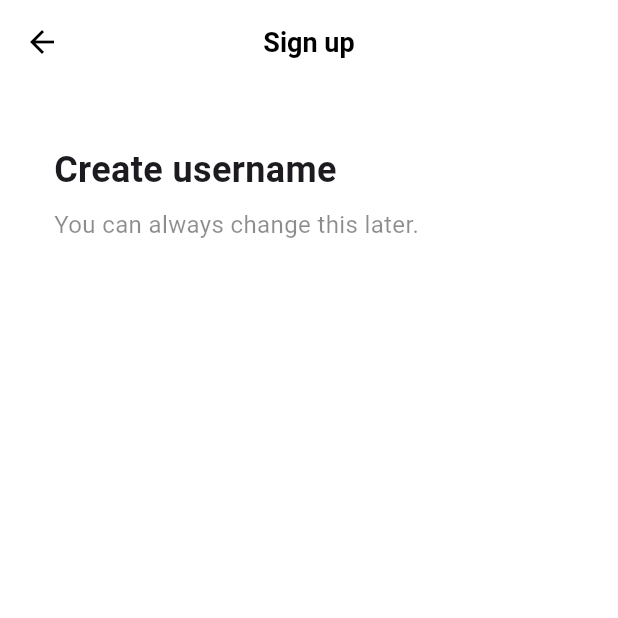
After one commit to helious23/tiktok_clone_again, a Flutter app: the screen it shows after launch, after a tap on "Use email & password", on a phone screen of 412 x 824 dp, the top half of it. The commit adds this screen. Run offline on Flutter 3.47's test engine with Material 3 defaults, Android fonts, the phone set to English and light mode, and no system bars; our stand-ins replace font_awesome_flutter.

Commit message:
#4.3 Sign Up Form

```diff
--- /dev/null
+++ b/lib/features/authentication/email_screen.dart
@@ -0,0 +1,39 @@
+import 'package:flutter/material.dart';
+import 'package:tiktok_clone/constants/gaps.dart';
+import 'package:tiktok_clone/constants/sizes.dart';
+
+class EmailScreen extends StatelessWidget {
+  const EmailScreen({super.key});
+
+  @override
+  Widget build(BuildContext context) {
+    return Scaffold(
+      appBar: AppBar(title: Text('Sign up')),
+      body: Padding(
+        padding: const EdgeInsets.symmetric(horizontal: Sizes.size36),
+        child: Column(
+          crossAxisAlignment: CrossAxisAlignment.start,
+          children: [
+            Gaps.v40,
+            Text(
+              "Create username",
+              style: TextStyle(
+                fontSize: Sizes.size24,
+                fontWeight: FontWeight.w700,
+              ),
+            ),
+            Gaps.v8,
+            Text(
+              "You can always change this later.",
+              style: TextStyle(
+                fontSize: Sizes.size16,
+                color: Colors.black45,
+              ),
+            ),
+            Gaps.v40,
+          ],
+        ),
+      ),
+    );
+  }
+}
--- a/lib/features/authentication/login_screen.dart
+++ b/lib/features/authentication/login_screen.dart
@@ -2,12 +2,13 @@ import 'package:flutter/material.dart';
 import 'package:font_awesome_flutter/font_awesome_flutter.dart';
 import 'package:tiktok_clone/constants/gaps.dart';
 import 'package:tiktok_clone/constants/sizes.dart';
+import 'package:tiktok_clone/features/authentication/email_screen.dart';
 import 'package:tiktok_clone/features/authentication/widgets/auth_button.dart';
 
 class LoginScreen extends StatelessWidget {
   const LoginScreen({super.key});
 
-  void onSignUpTap(BuildContext context) {
+  void _onSignUpTap(BuildContext context) {
     Navigator.of(context).pop();
   }
 
@@ -40,28 +41,32 @@ class LoginScreen extends StatelessWidget {
               AuthButton(
                 text: 'Use email & password',
                 icon: FaIcon(FontAwesomeIcons.user),
+                page: EmailScreen(),
               ),
               Gaps.v16,
               AuthButton(
                 text: 'Continue with Facebook',
                 icon: FaIcon(FontAwesomeIcons.facebook),
+                page: EmailScreen(),
               ),
               Gaps.v16,
               AuthButton(
                 text: 'Continue with Apple',
                 icon: FaIcon(FontAwesomeIcons.apple),
+                page: EmailScreen(),
               ),
               Gaps.v16,
               AuthButton(
                 text: 'Continue with Google',
                 icon: FaIcon(FontAwesomeIcons.google),
+                page: EmailScreen(),
               ),
             ],
           ),
         ),
       ),
       bottomNavigationBar: BottomAppBar(
-        color: Colors.grey.shade100,
+        color: Colors.grey.shade50,
         shadowColor: Colors.black,
         surfaceTintColor: Colors.grey.shade100,
         child: Row(
@@ -70,7 +75,7 @@ class LoginScreen extends StatelessWidget {
             Text("Don't have an account?"),
             Gaps.h5,
             GestureDetector(
-              onTap: () => onSignUpTap(context),
+              onTap: () => _onSignUpTap(context),
               child: Text(
                 "Sign up",
                 style: TextStyle(
--- a/lib/features/authentication/sign_up_screen.dart
+++ b/lib/features/authentication/sign_up_screen.dart
@@ -3,12 +3,13 @@ import 'package:font_awesome_flutter/font_awesome_flutter.dart';
 import 'package:tiktok_clone/constants/gaps.dart';
 import 'package:tiktok_clone/constants/sizes.dart';
 import 'package:tiktok_clone/features/authentication/login_screen.dart';
+import 'package:tiktok_clone/features/authentication/email_screen.dart';
 import 'package:tiktok_clone/features/authentication/widgets/auth_button.dart';
 
 class SignUpScreen extends StatelessWidget {
   const SignUpScreen({super.key});
 
-  void onLoginTap(BuildContext context) {
+  void _onLoginTap(BuildContext context) {
     Navigator.of(context).push(
       MaterialPageRoute(builder: (context) => const LoginScreen()),
     );
@@ -43,21 +44,25 @@ class SignUpScreen extends StatelessWidget {
               AuthButton(
                 text: 'Use email & password',
                 icon: FaIcon(FontAwesomeIcons.user),
+                page: EmailScreen(),
               ),
               Gaps.v16,
               AuthButton(
                 text: 'Continue with Facebook',
                 icon: FaIcon(FontAwesomeIcons.facebook),
+                page: EmailScreen(),
               ),
               Gaps.v16,
               AuthButton(
                 text: 'Continue with Apple',
                 icon: FaIcon(FontAwesomeIcons.apple),
+                page: EmailScreen(),
               ),
               Gaps.v16,
               AuthButton(
                 text: 'Continue with Google',
                 icon: FaIcon(FontAwesomeIcons.google),
+                page: EmailScreen(),
               ),
             ],
           ),
@@ -65,14 +70,14 @@ class SignUpScreen extends StatelessWidget {
       ),
       bottomNavigationBar: BottomAppBar(
         elevation: 2,
-        color: Colors.grey.shade100,
+        color: Colors.grey.shade50,
         child: Row(
           mainAxisAlignment: MainAxisAlignment.center,
           children: [
             Text("Already have an account?"),
             Gaps.h5,
             GestureDetector(
-              onTap: () => onLoginTap(context),
+              onTap: () => _onLoginTap(context),
               child: Text(
                 "Log in",
                 style: TextStyle(
--- a/lib/features/authentication/widgets/auth_button.dart
+++ b/lib/features/authentication/widgets/auth_button.dart
@@ -5,17 +5,28 @@ import 'package:tiktok_clone/constants/sizes.dart';
 class AuthButton extends StatelessWidget {
   final String text;
   final FaIcon icon;
+  final Widget page;
 
   const AuthButton({
     super.key,
     required this.text,
     required this.icon,
+    required this.page,
   });
+
+  void _onTap(BuildContext context) {
+    Navigator.of(
+      context,
+    ).push(MaterialPageRoute(builder: (context) => page));
+  }
 
   @override
   Widget build(BuildContext context) {
-    return FractionallySizedBox(
-      widthFactor: 1,
+    return GestureDetector(
+      onTap: () => _onTap(context),
+      child: FractionallySizedBox(
+        // 부모의 사이즈를 따라감
+        widthFactor: 1, // 부모 사이즈 1:1 비율
         child: Container(
           padding: const EdgeInsets.all(Sizes.size14),
           decoration: BoxDecoration(
@@ -28,6 +39,7 @@ class AuthButton extends StatelessWidget {
             alignment: Alignment.center,
             children: [
               Align(alignment: Alignment.centerLeft, child: icon),
+              // 공간 차지 없음
               Text(
                 text,
                 textAlign: TextAlign.center,
@@ -39,6 +51,7 @@ class AuthButton extends StatelessWidget {
             ],
           ),
         ),
+      ),
     );
   }
 }
--- a/lib/main.dart
+++ b/lib/main.dart
@@ -1,4 +1,5 @@
 import 'package:flutter/material.dart';
+import 'package:tiktok_clone/constants/sizes.dart';
 import 'package:tiktok_clone/features/authentication/sign_up_screen.dart';
 
 void main() {
@@ -12,7 +13,21 @@ class TikTokApp extends StatelessWidget {
   Widget build(BuildContext context) {
     return MaterialApp(
       title: 'TikTok Clone',
-      theme: ThemeData(primaryColor: const Color(0xFFE9435A)),
+      theme: ThemeData(
+        scaffoldBackgroundColor: Colors.white,
+        primaryColor: const Color(0xFFE9435A),
+        appBarTheme: AppBarTheme(
+          foregroundColor: Colors.black,
+          backgroundColor: Colors.white,
+          centerTitle: true,
+          elevation: 0,
+          titleTextStyle: TextStyle(
+            color: Colors.black,
+            fontSize: Sizes.size16 + Sizes.size2,
+            fontWeight: FontWeight.w600,
+          ),
+        ),
+      ),
       debugShowCheckedModeBanner: false,
       home: const SignUpScreen(),
     );
```
Also changed, not shown: lib/features/authentication/username_screen.dart (added). Lines whose indentation alone changed are shown as unchanged.
